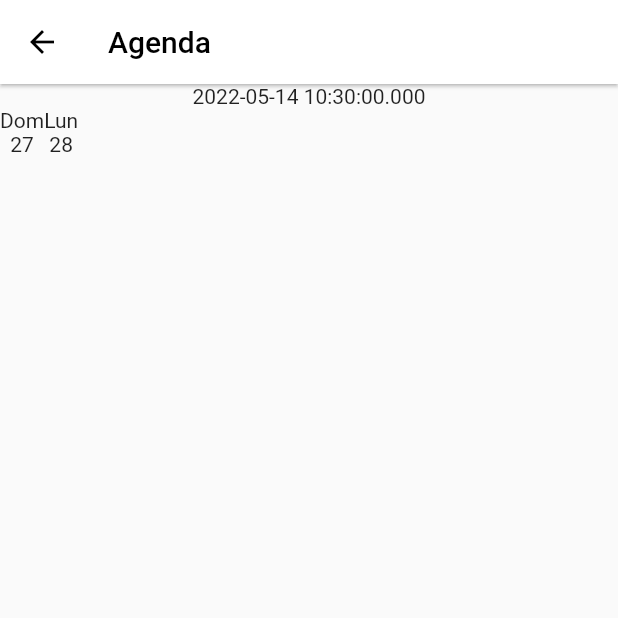
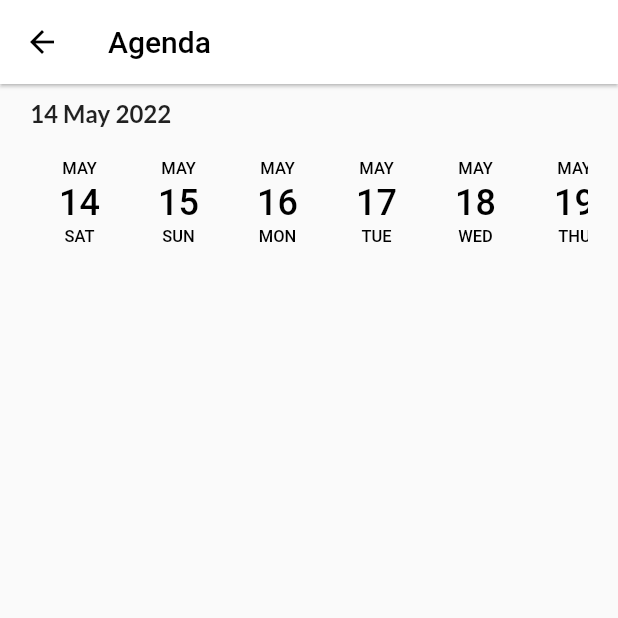
Before and after one commit to IGRTECGITHUBGENERAL/appciona, a Flutter app: the screen it shows after launch, after a tap on "Agenda", on a phone screen of 412 x 824 dp, the top half of it. Run offline on Flutter 3.47's test engine with Material 2 defaults, Android fonts, the light colour scheme and no system bars; drawn by our look-alikes of date_picker_timeline; our stand-ins replace curved_navigation_bar, google_fonts.

Commit message:
Continuacion en agenda e imagen logo verde

```diff
--- a/appciona/lib/pages/agenda_page.dart
+++ b/appciona/lib/pages/agenda_page.dart
@@ -1,4 +1,7 @@
+import 'package:date_picker_timeline/date_picker_timeline.dart';
 import 'package:flutter/material.dart';
+import 'package:google_fonts/google_fonts.dart';
+import 'package:intl/intl.dart';
 
 class AgendaPage extends StatefulWidget {
   const AgendaPage({Key? key}) : super(key: key);
@@ -23,28 +26,65 @@ class _AgendaPageState extends State<AgendaPage> {
       body: SingleChildScrollView(
         child: Column(
           children: [
-            Text(
-              DateTime.now().toString(),
-            ),
-            Row(
-              children: [
-                Column(
-                  children: const [
-                    Text('Dom'),
-                    Text('27'),
-                  ],
-                ),
-                Column(
-                  children: const [
-                    Text('Lun'),
-                    Text('28'),
-                  ],
-                ),
-              ],
+            _fechaHoy(),
+            Container(
+              margin: const EdgeInsets.symmetric(horizontal: 20),
+              child: DatePicker(
+                DateTime.now(),
+                selectionColor: const Color(0XFF027373),
+              ),
             ),
           ],
         ),
       ),
     );
   }
+
+  Container _fechaHoy() {
+    return Container(
+      margin: const EdgeInsets.symmetric(
+        horizontal: 20,
+        vertical: 10,
+      ),
+      child: Row(
+        children: [
+          Text(
+            DateFormat.d().format(
+              DateTime.now(),
+            ),
+            style: GoogleFonts.lato(
+              textStyle: const TextStyle(
+                fontSize: 16,
+                fontWeight: FontWeight.bold,
+              ),
+            ),
+          ),
+          const Text(' '),
+          Text(
+            DateFormat.MMMM().format(
+              DateTime.now(),
+            ),
+            style: GoogleFonts.lato(
+              textStyle: const TextStyle(
+                fontSize: 16,
+                fontWeight: FontWeight.bold,
+              ),
+            ),
+          ),
+          const Text(' '),
+          Text(
+            DateFormat.y().format(
+              DateTime.now(),
+            ),
+            style: GoogleFonts.lato(
+              textStyle: const TextStyle(
+                fontSize: 16,
+                fontWeight: FontWeight.bold,
+              ),
+            ),
+          ),
+        ],
+      ),
+    );
+  }
 }
--- a/appciona/pubspec.yaml
+++ b/appciona/pubspec.yaml
@@ -36,6 +36,8 @@ dependencies:
   # Use with the CupertinoIcons class for iOS style icons.
   cupertino_icons: ^1.0.2
   google_fonts: ^2.3.2
+  intl: ^0.17.0
+  date_picker_timeline: ^1.2.3
 
 dev_dependencies:
   flutter_test:
```
Also changed, not shown: appciona/assets/images/logo-green.png (added).
